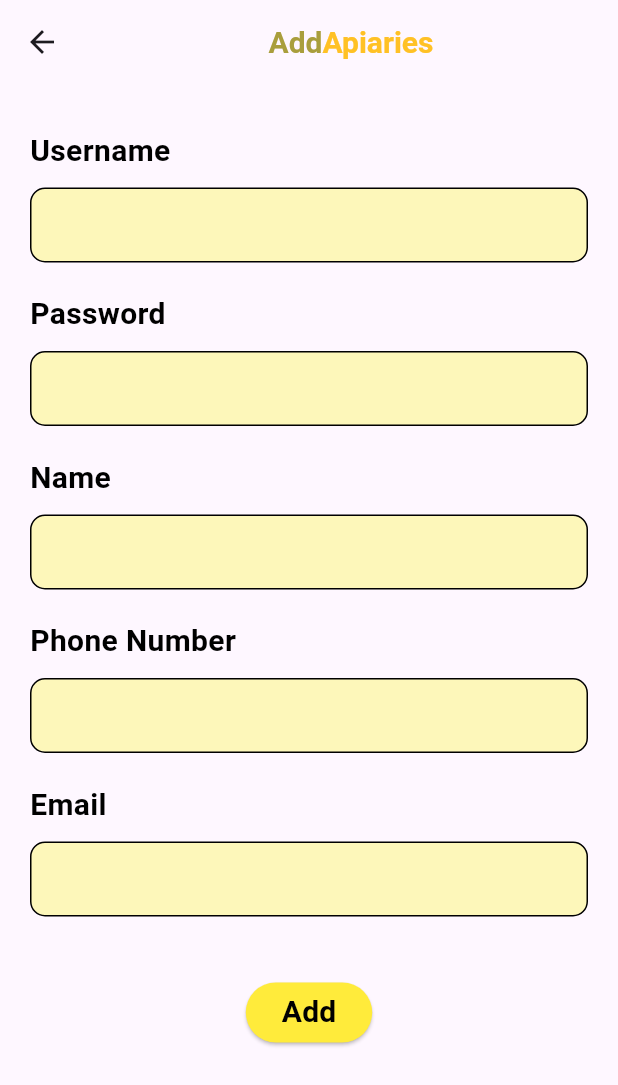
After one commit to IsharaPallawattha/BeeKeep, a Flutter app: the Home screen opened directly, after a tap on the "add" icon, on a phone screen of 412 x 824 dp. The commit adds this screen. Shown: the top 1085 px of the screen. Run offline on Flutter 3.47's test engine with Material 3 defaults, Android fonts, the phone set to English and light mode, and no system bars; our stand-ins replace cloud_firestore, firebase_core, fluttertoast, random_string, syncfusion_flutter_charts; accounts and stored records are empty.

Commit message:
added admin pages made by Pallawatta Bhagya

```diff
--- /dev/null
+++ b/lib/admin/home.dart
@@ -0,0 +1,263 @@
+
+import 'user.dart';
+import 'service/firebase.dart';
+import 'package:cloud_firestore/cloud_firestore.dart';
+import 'package:flutter/cupertino.dart';
+import 'package:flutter/material.dart';
+import 'package:flutter/widgets.dart';
+
+class Home extends StatefulWidget {
+  const Home({Key? key}) : super(key: key);
+
+  @override
+  State<Home> createState() => _HomeState();
+}
+
+class _HomeState extends State<Home>{
+
+  TextEditingController Usernamecontroller = new TextEditingController();
+  TextEditingController Passwordcontroller = new TextEditingController();
+  TextEditingController Namecontroller = new TextEditingController();
+  TextEditingController Phonecontroller = new TextEditingController();
+  TextEditingController Emailcontroller = new TextEditingController();
+  Stream? Userstream;
+
+  getontoeload()async{
+    Userstream=await DatabaseMethods().getUserDetails();
+    setState(() {
+
+    });
+  }
+
+  @override
+  void initState() {
+    getontoeload();
+    super.initState();
+  }
+
+  Widget allUserDetails(){
+    return StreamBuilder(
+        stream: Userstream,
+        builder: (context, AsyncSnapshot snapshot){
+          return snapshot.hasData? ListView.builder(
+              itemCount: snapshot.data.docs.length,
+              itemBuilder: (context,index){
+                DocumentSnapshot ds = snapshot.data!.docs[index];
+                String documentId = ds.id;
+                return Container(
+                  margin: EdgeInsets.only(bottom: 20),
+                  child: Material(
+                    elevation: 5.0,
+                    borderRadius: BorderRadius.circular(10),
+                    child: Container(
+                      padding: EdgeInsets.all(20),
+                      width: MediaQuery.of(context).size.width,
+                      decoration: BoxDecoration(color: Colors.white,borderRadius: BorderRadius.circular(10)),
+                      child:Column(
+                        crossAxisAlignment: CrossAxisAlignment.start,
+                        children: [
+                          Row(
+                            children: [
+                              Text("Username: "+ds["Username"],
+                                  style: TextStyle(color: Colors.blue,fontSize: 20.0,fontWeight: FontWeight.bold)),
+                              Spacer(),
+                              GestureDetector(
+                                  onTap: () {
+                                    Namecontroller.text=ds["Name"];
+                                    Usernamecontroller.text=ds["Username"];
+                                    Passwordcontroller.text=ds["Password"];
+                                    Phonecontroller.text=ds["Phone"];
+                                    Emailcontroller.text=ds["Email"];
+                                  },
+                                  child: Icon(Icons.edit,color:Colors.yellow,)),
+                              SizedBox(width: 10.0,),
+                              GestureDetector(
+                                  onTap: () async{
+                                    await DatabaseMethods().deleteUserDetails(documentId);
+                                  },
+                                  child: Icon(Icons.delete,color:Colors.black,))
+
+                            ],
+                          ),
+                          Text("Password: "+ds["Password"],
+                              style: TextStyle(color: const Color.fromARGB(255, 243, 33, 33),fontSize: 20.0,fontWeight: FontWeight.bold)),
+                          Text("Name: "+ds["Name"],
+                              style: TextStyle(color: Colors.blue,fontSize: 20.0,fontWeight: FontWeight.bold)),
+                          Text("Phone Number: "+ds["Phone"],style: TextStyle(color: Colors.blue,fontSize: 20.0,fontWeight: FontWeight.bold)),
+                          Text("Email: new@gmail.com"+ds["Email"],style: TextStyle(color: Colors.blue,fontSize: 20.0,fontWeight: FontWeight.bold)),
+                        ],
+                      ),  ),
+                  ),
+                );
+              }):Container();
+        });
+  }
+
+  @override
+  Widget build(BuildContext context){
+    return Scaffold(
+      floatingActionButton: FloatingActionButton(onPressed: (){
+        Navigator.push(context, MaterialPageRoute(builder: (context)=>User())); //must check! maybe bc the user function is not created yet?
+
+      },child: Icon(Icons.add),),
+      appBar: AppBar(
+        title: Row(
+          mainAxisAlignment: MainAxisAlignment.center,
+          children: [
+            Text(
+              "Admin",
+              style: TextStyle(
+                  color: const Color.fromARGB(255, 169, 158, 60),
+                  fontSize: 20.0,
+                  fontWeight: FontWeight.bold),
+            ),
+            Text(
+              "Page",
+              style: TextStyle(
+                  color: Color.fromARGB(255, 255, 193, 37),
+                  fontSize: 20.0,
+                  fontWeight: FontWeight.bold),
+            ),
+          ],
+
+        ),),
+      body:Container(
+        margin: EdgeInsets.only(left: 20.0, right: 20.0,top: 30.0),
+        child:Column(
+          children: [
+            Expanded(child: allUserDetails()),
+          ],
+        ),
+      ),
+    );
+  }
+
+  Future EditUserDetails(String id)=> showDialog(context: context, builder: (context)=>AlertDialog(
+    content:Container(
+      child: Column(
+        crossAxisAlignment: CrossAxisAlignment.start,
+        children: [
+          Row(
+            children: [
+              GestureDetector(
+                  onTap: (){
+                    Navigator.pop(context);
+
+                  },
+                  child: Icon(Icons.cancel)),
+              SizedBox(width: 60.0,),
+              Text(
+                "Edit",
+                style: TextStyle(
+                    color: const Color.fromARGB(255, 169, 158, 60),
+                    fontSize: 20.0,
+                    fontWeight: FontWeight.bold),
+              ),
+              Text(
+                "Details",
+                style: TextStyle(
+                    color: Color.fromARGB(255, 255, 193, 37),
+                    fontSize: 20.0,
+                    fontWeight: FontWeight.bold),
+              ),
+
+            ],
+          ),
+          SizedBox(height: 20.0,),
+
+          Text("Username",style: TextStyle(color:Colors.black,fontSize: 15.0, fontWeight: FontWeight.bold)),
+          SizedBox(height: 10.0,),
+          Container(
+            padding: EdgeInsets.only(left: 10.0),
+            decoration:BoxDecoration(
+                color: Color.fromARGB(70, 251, 247, 5),
+                borderRadius: BorderRadius.circular(10.0),
+                border: Border.all(color: Colors.black)
+            ),
+            child: TextField(
+              controller: Usernamecontroller,
+              decoration: InputDecoration(border: InputBorder.none),
+            ),
+          ),
+          SizedBox(height: 20.0,),
+          Text("Password",style: TextStyle(color:Colors.black,fontSize: 15.0, fontWeight: FontWeight.bold)),
+          SizedBox(height: 10.0,),
+          Container(
+            padding: EdgeInsets.only(left: 10.0),
+            decoration:BoxDecoration(
+                color: Color.fromARGB(70, 251, 247, 5),
+                borderRadius: BorderRadius.circular(10.0),
+                border: Border.all(color: Colors.black)
+            ),
+            child: TextField(
+              controller: Passwordcontroller,
+              decoration: InputDecoration(border: InputBorder.none),
+            ),
+          ),
+          SizedBox(height: 20.0,),
+          Text("Name",style: TextStyle(color:Colors.black,fontSize: 15.0, fontWeight: FontWeight.bold)),
+          SizedBox(height: 10.0,),
+          Container(
+            padding: EdgeInsets.only(left: 10.0),
+            decoration:BoxDecoration(
+                color: Color.fromARGB(70, 251, 247, 5),
+                borderRadius: BorderRadius.circular(10.0),
+                border: Border.all(color: Colors.black)
+            ),
+            child: TextField(
+              controller: Namecontroller,
+              decoration: InputDecoration(border: InputBorder.none),
+            ),
+          ),
+          SizedBox(height: 20.0,),
+          Text("Phone Number",style: TextStyle(color:Colors.black,fontSize: 15.0, fontWeight: FontWeight.bold)),
+          SizedBox(height: 10.0,),
+          Container(
+            padding: EdgeInsets.only(left: 10.0),
+            decoration:BoxDecoration(
+                color: Color.fromARGB(70, 251, 247, 5),
+                borderRadius: BorderRadius.circular(10.0),
+                border: Border.all(color: Colors.black)
+            ),
+            child: TextField(
+              controller: Phonecontroller,
+              decoration: InputDecoration(border: InputBorder.none),
+            ),
+          ),
+          SizedBox(height: 20.0,),
+          Text("Email",style: TextStyle(color:Colors.black,fontSize: 15.0, fontWeight: FontWeight.bold)),
+          SizedBox(height: 10.0,),
+          Container(
+            padding: EdgeInsets.only(left: 10.0),
+            decoration:BoxDecoration(
+                color: Color.fromARGB(70, 251, 247, 5),
+                borderRadius: BorderRadius.circular(10.0),
+                border: Border.all(color: Colors.black)
+            ),
+            child: TextField(
+              controller: Emailcontroller,
+              decoration: InputDecoration(border: InputBorder.none),
+            ),
+          ),
+          SizedBox(height: 20.0,),
+          Center(child: ElevatedButton (onPressed: ()async{
+            Map<String,dynamic>updateInfo={
+              "Username":Usernamecontroller.text,
+              "Password":Passwordcontroller.text,
+              "Name":Namecontroller.text,
+              "Phone":Phonecontroller.text,
+              "Email":Emailcontroller.text,
+            };
+            await DatabaseMethods().updateUserDetails(id, updateInfo).then((value) {
+              Navigator.pop(context);
+            });
+          },child: Text("Update"),
+            style: ElevatedButton.styleFrom(
+              backgroundColor: Colors.yellow, ),)),
+
+        ],
+      ),
+    ),
+  ));
+
+}
--- /dev/null
+++ b/lib/admin/user.dart
@@ -0,0 +1,179 @@
+import 'service/firebase.dart';
+import 'package:flutter/material.dart';
+import 'package:random_string/random_string.dart';
+import 'package:fluttertoast/fluttertoast.dart';
+
+class User extends StatefulWidget {
+  const User({Key? key}) : super(key: key);
+
+  @override
+  State<User> createState() => _UserState();
+}
+
+class _UserState extends State<User>{
+  TextEditingController usernameController = TextEditingController();
+  TextEditingController passwordController = TextEditingController();
+  TextEditingController nameController = TextEditingController();
+  TextEditingController phoneController = TextEditingController();
+  TextEditingController emailController = TextEditingController();
+
+  @override
+  Widget build(BuildContext context){
+    return Scaffold(
+      appBar: AppBar(
+        title: Row(
+          mainAxisAlignment: MainAxisAlignment.center,
+          children: [
+            Text(
+              "Add",
+              style: TextStyle(
+                  color: const Color.fromARGB(255, 169, 158, 60),
+                  fontSize: 20.0,
+                  fontWeight: FontWeight.bold),
+            ),
+            Text(
+              "Apiaries",
+              style: TextStyle(
+                  color: Color.fromARGB(255, 255, 193, 37),
+                  fontSize: 20.0,
+                  fontWeight: FontWeight.bold),
+            ),
+          ],
+        ),
+      ),
+      body: SingleChildScrollView(
+        child: Container(
+          margin: EdgeInsets.symmetric(horizontal: 20.0, vertical: 30.0),
+          child: Column(
+            crossAxisAlignment: CrossAxisAlignment.start,
+            children: [
+              Text("Username",style: TextStyle(color:Colors.black,fontSize: 20.0, fontWeight: FontWeight.bold)),
+              SizedBox(height: 10.0,),
+              Container(
+                padding: EdgeInsets.only(left: 10.0),
+                decoration:BoxDecoration(
+                  color: Color.fromARGB(70, 251, 247, 5),
+                  borderRadius: BorderRadius.circular(10.0),
+                  border: Border.all(color: Colors.black),
+                ),
+                child: TextField(
+                  controller: usernameController,
+                  decoration: InputDecoration(border: InputBorder.none),
+                ),
+              ),
+              SizedBox(height: 20.0,),
+              Text("Password",style: TextStyle(color:Colors.black,fontSize: 20.0, fontWeight: FontWeight.bold)),
+              SizedBox(height: 10.0,),
+              Container(
+                padding: EdgeInsets.only(left: 10.0),
+                decoration:BoxDecoration(
+                  color: Color.fromARGB(70, 251, 247, 5),
+                  borderRadius: BorderRadius.circular(10.0),
+                  border: Border.all(color: Colors.black),
+                ),
+                child: TextField(
+                  controller: passwordController,
+                  decoration: InputDecoration(border: InputBorder.none),
+                ),
+              ),
+              SizedBox(height: 20.0,),
+              Text("Name",style: TextStyle(color:Colors.black,fontSize: 20.0, fontWeight: FontWeight.bold)),
+              SizedBox(height: 10.0,),
+              Container(
+                padding: EdgeInsets.only(left: 10.0),
+                decoration:BoxDecoration(
+                  color: Color.fromARGB(70, 251, 247, 5),
+                  borderRadius: BorderRadius.circular(10.0),
+                  border: Border.all(color: Colors.black),
+                ),
+                child: TextField(
+                  controller: nameController,
+                  decoration: InputDecoration(border: InputBorder.none),
+                ),
+              ),
+              SizedBox(height: 20.0,),
+              Text("Phone Number",style: TextStyle(color:Colors.black,fontSize: 20.0, fontWeight: FontWeight.bold)),
+              SizedBox(height: 10.0,),
+              Container(
+                padding: EdgeInsets.only(left: 10.0),
+                decoration:BoxDecoration(
+                  color: Color.fromARGB(70, 251, 247, 5),
+                  borderRadius: BorderRadius.circular(10.0),
+                  border: Border.all(color: Colors.black),
+                ),
+                child: TextField(
+                  controller: phoneController,
+                  decoration: InputDecoration(border: InputBorder.none),
+                ),
+              ),
+              SizedBox(height: 20.0,),
+              Text("Email",style: TextStyle(color:Colors.black,fontSize: 20.0, fontWeight: FontWeight.bold)),
+              SizedBox(height: 10.0,),
+              Container(
+                padding: EdgeInsets.only(left: 10.0),
+                decoration:BoxDecoration(
+                  color: Color.fromARGB(70, 251, 247, 5),
+                  borderRadius: BorderRadius.circular(10.0),
+                  border: Border.all(color: Colors.black),
+                ),
+                child: TextField(
+                  controller: emailController,
+                  decoration: InputDecoration(border: InputBorder.none),
+                ),
+              ),
+              SizedBox(height: 40.0,),
+              Center(
+                child: ElevatedButton(
+                  onPressed: ()async {
+                    String id = randomAlphaNumeric(10);
+                    Map<String, dynamic> userInfoMap = {
+                      "Username": usernameController.text,
+                      "Password": passwordController.text,
+                      "Name": nameController.text,
+                      "Phone": phoneController.text,
+                      "Email": emailController.text
+                    };
+
+                    // Add the user details
+                    bool success = await DatabaseMethods().addUserDetails(userInfoMap, id);
+
+                    if (success) {
+                      Fluttertoast.showToast(
+                        msg: "User details added successfully!",
+                        toastLength: Toast.LENGTH_SHORT,
+                        gravity: ToastGravity.CENTER,
+                        timeInSecForIosWeb: 1,
+                        backgroundColor: Colors.green, // Change the background color to green for success
+                        textColor: Colors.white,
+                        fontSize: 16.0,
+                      );
+                    } else {
+                      Fluttertoast.showToast(
+                        msg: "Failed to add user details!",
+                        toastLength: Toast.LENGTH_SHORT,
+                        gravity: ToastGravity.CENTER,
+                        timeInSecForIosWeb: 1,
+                        backgroundColor: Colors.red,
+                        textColor: Colors.white,
+                        fontSize: 16.0,
+                      );
+                    }
+                  },
+                  child: Text("Add",
+                    style: TextStyle(
+                      fontSize: 20.0,
+                      fontWeight: FontWeight.bold,
+                      color: Colors.black, // Set text color to black
+                    ),),
+                  style: ElevatedButton.styleFrom(
+                    backgroundColor: Colors.yellow, // Set button color to yellow
+                  ),
+                ),
+              )
+            ],
+          ),
+        ),
+      ),
+    );
+  }
+}
--- a/pubspec.yaml
+++ b/pubspec.yaml
@@ -43,6 +43,8 @@ dependencies:
   firebase_storage: ^11.6.10
   hexagon: ^0.2.0
   video_player: ^2.8.3
+  random_string: ^2.3.1
+  fluttertoast: ^8.2.4
 
 dev_dependencies:
   flutter_test:
```
Also changed, not shown: lib/admin/service/firebase.dart (added, +44 -0 lines), lib/login_page.dart (+21 -8 lines), pubspec.lock, 1 other file.
